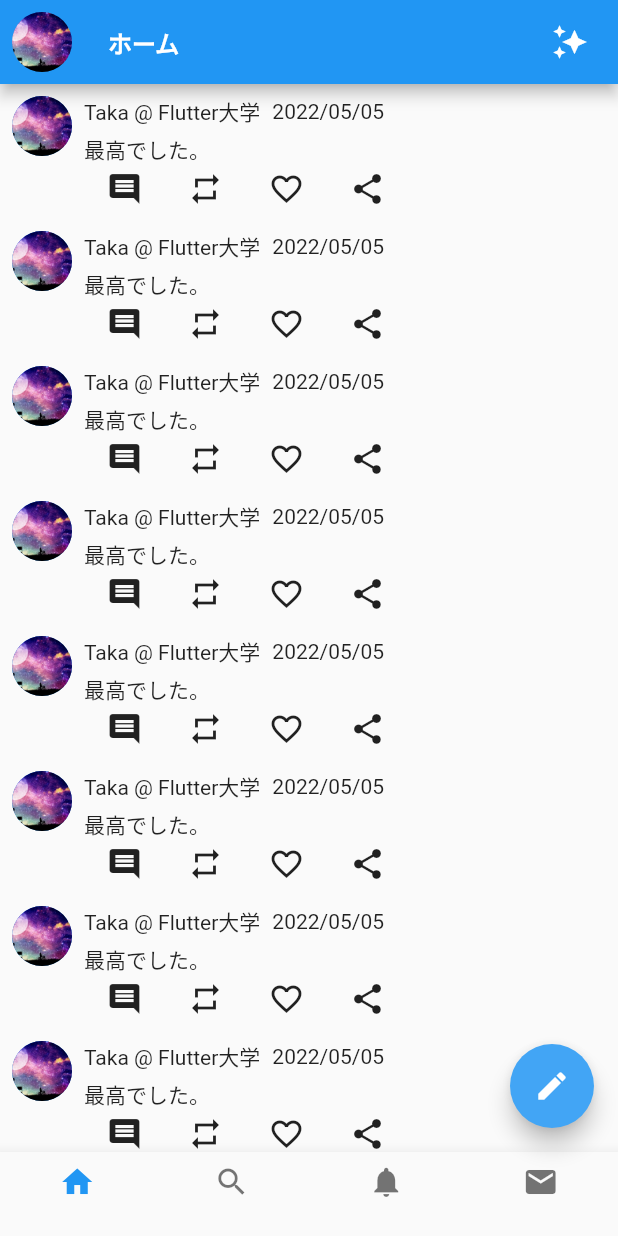
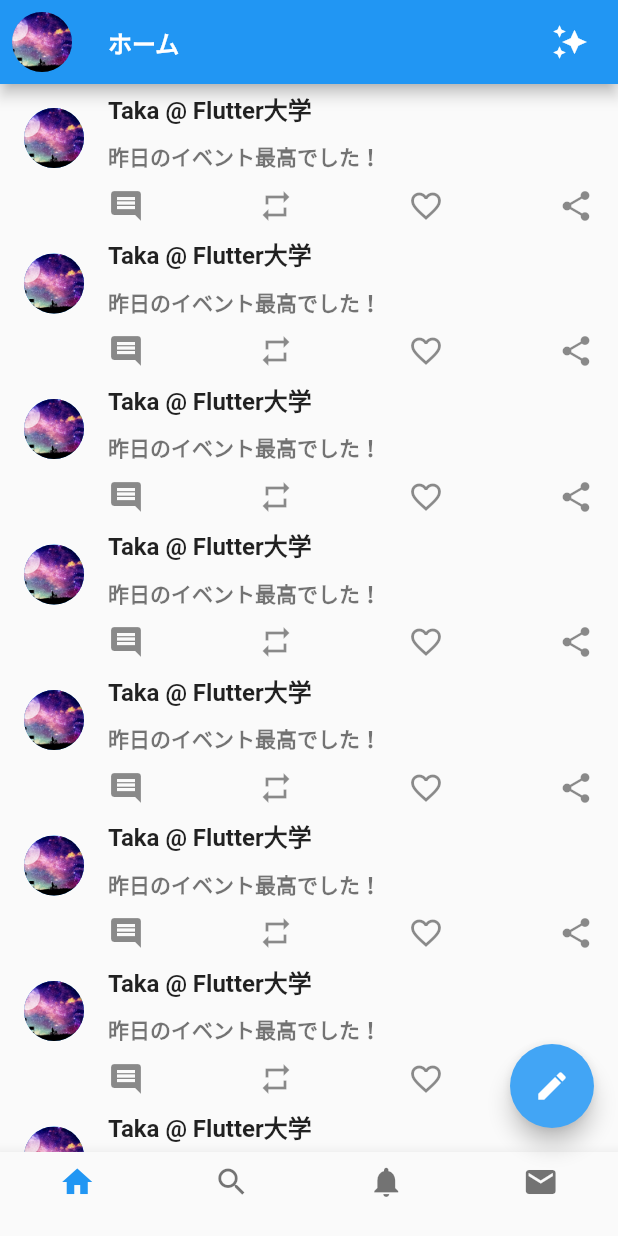
Before and after one commit to Takatoshi-ish/flutter_twitter_ui, a Flutter app: the screen it shows after launch, on a phone screen of 412 x 824 dp. Run offline on Flutter 3.47's test engine with Material 2 defaults, Android fonts, the phone set to English and light mode, and no system bars.

```diff
--- a/lib/main.dart
+++ b/lib/main.dart
@@ -13,7 +13,7 @@ class MyApp extends StatelessWidget {
   String imageURL = 'assets/profile.png';
   String userName = 'Taka @ Flutter大学';
   String date = '2022/05/05';
-  String comment = '最高でした。';
+  String comment = '昨日のイベント最高でした！';
 
   @override
   Widget build(BuildContext context) {
@@ -50,13 +50,12 @@ class MyApp extends StatelessWidget {
             ),
           ],
         ),
-        body: SingleChildScrollView(
-          child: Column(
-            children: [
-              for (int i = 0; i < 20; i++) ...{
-                TweetTile(imageURL, userName, date, comment),
+        body: ListView(
+          children: List.generate(
+            100,
+            (int index) {
+              return TweetTile(imageURL, userName, date, comment);
             },
-            ],
           ),
         ),
         floatingActionButton: FloatingActionButton(
@@ -105,82 +104,123 @@ class TweetTile extends StatelessWidget {
 
   @override
   Widget build(BuildContext context) {
-    return Padding(
-      padding: const EdgeInsets.all(8.0),
-      child: Row(
-        crossAxisAlignment: CrossAxisAlignment.start,
-        children: [
-          CircleAvatar(
-            backgroundImage: AssetImage(
-              imageURL,
+    return ListTile(
+      leading: CircleAvatar(
+        backgroundImage: AssetImage(imageURL),
+      ),
+      title: Text(
+        userName,
+        style: const TextStyle(
+          fontWeight: FontWeight.bold,
         ),
       ),
-          const SizedBox(width: 8),
-          Column(
-            crossAxisAlignment: CrossAxisAlignment.start,
-            children: [
+      subtitle: Column(
+        children: <Widget>[
+          const SizedBox(
+            height: 10,
+          ),
+          Container(
+            alignment: Alignment.centerLeft,
+            child: Text(
+              comment,
+              overflow: TextOverflow.clip,
+              maxLines: 3,
+              style: const TextStyle(fontWeight: FontWeight.bold),
+            ),
+          ),
+          const SizedBox(
+            height: 10,
+          ),
           Row(
-                children: [
-                  Text(userName),
-                  const SizedBox(width: 8),
-                  Text(date),
-                ],
-              ),
-              const SizedBox(height: 4),
-              Text(comment),
-              const SizedBox(height: 4),
-              Row(
+            mainAxisAlignment: MainAxisAlignment.spaceBetween,
             children: const [
-                  SizedBox(
-                    width: 15,
-                  ),
               Icon(Icons.comment),
-                  SizedBox(
-                    width: 30,
-                  ),
               Icon(Icons.repeat),
-                  SizedBox(
-                    width: 30,
-                  ),
               Icon(Icons.favorite_border),
-                  SizedBox(
-                    width: 30,
-                  ),
               Icon(Icons.share),
             ],
           ),
         ],
       ),
-        ],
-      ),
     );
+
+    //   Padding(
+    //     padding: const EdgeInsets.all(8.0),
+    //     child: Row(
+    //       crossAxisAlignment: CrossAxisAlignment.start,
+    //       children: [
+    //         CircleAvatar(
+    //           backgroundImage: AssetImage(
+    //             imageURL,
+    //           ),
+    //         ),
+    //         const SizedBox(width: 8),
+    //         Column(
+    //           crossAxisAlignment: CrossAxisAlignment.start,
+    //           children: [
+    //             Row(
+    //               children: [
+    //                 Text(userName),
+    //                 const SizedBox(width: 8),
+    //                 Text(date),
+    //               ],
+    //             ),
+    //             const SizedBox(height: 4),
+    //             Text(comment),
+    //             const SizedBox(height: 4),
+    //             Row(
+    //               children: const [
+    //                 SizedBox(
+    //                   width: 15,
+    //                 ),
+    //                 Icon(Icons.comment),
+    //                 SizedBox(
+    //                   width: 30,
+    //                 ),
+    //                 Icon(Icons.repeat),
+    //                 SizedBox(
+    //                   width: 30,
+    //                 ),
+    //                 Icon(Icons.favorite_border),
+    //                 SizedBox(
+    //                   width: 30,
+    //                 ),
+    //                 Icon(Icons.share),
+    //               ],
+    //             ),
+    //           ],
+    //         ),
+    //       ],
+    //     ),
+    //   );
+    // }
   }
 }
 
-//今回はUIだけなので良いが機能（アイコンタップ時の処理）も含めると分けるのが良いとは言い切れない
-class IconContainer extends StatelessWidget {
-  String iconPath;
-  double width;
-  double height;
-  IconContainer(this.iconPath, this.width, this.height, {Key? key})
-      : super(key: key);
+// //今回はUIだけなので良いが機能（アイコンタップ時の処理）も含めると分けるのが良いとは言い切れない
+// class IconContainer extends StatelessWidget {
+//   String iconPath;
+//   double width;
+//   double height;
+//   IconContainer(this.iconPath, this.width, this.height, {Key? key})
+//       : super(key: key);
 
-  @override
-  Widget build(BuildContext context) {
-    return GestureDetector(
-      onTap: () {},
-      child: Container(
-        width: width,
-        height: height,
-        decoration: BoxDecoration(
-          image: DecorationImage(
-            image: AssetImage(
-              iconPath,
-            ),
-            fit: BoxFit.cover,
-          ),
-        ),
-      ),
-    );
-  }
-}
+//   @override
+//   Widget build(BuildContext context) {
+//     return GestureDetector(
+//       onTap: () {},
+//       child: Container(
+//         width: width,
+//         height: height,
+//         decoration: BoxDecoration(
+//           image: DecorationImage(
+//             image: AssetImage(
+//               iconPath,
+//             ),
+//             fit: BoxFit.cover,
+//           ),
+//         ),
+//       ),
+//     );
+//   }
+// }
```
Lines whose indentation alone changed are shown as unchanged.
